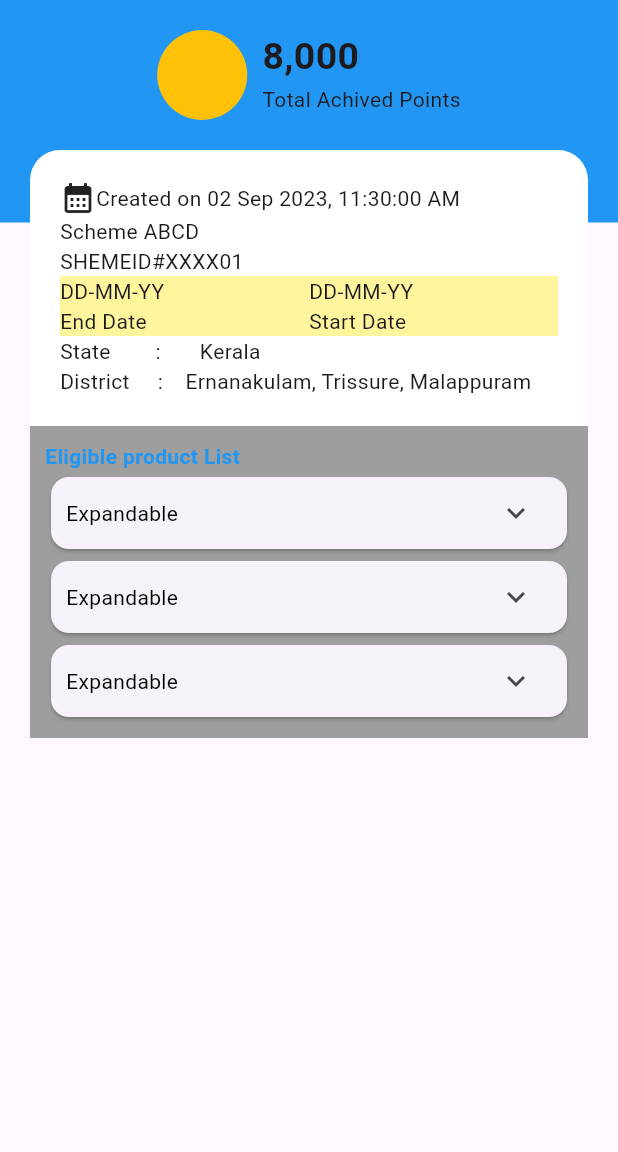
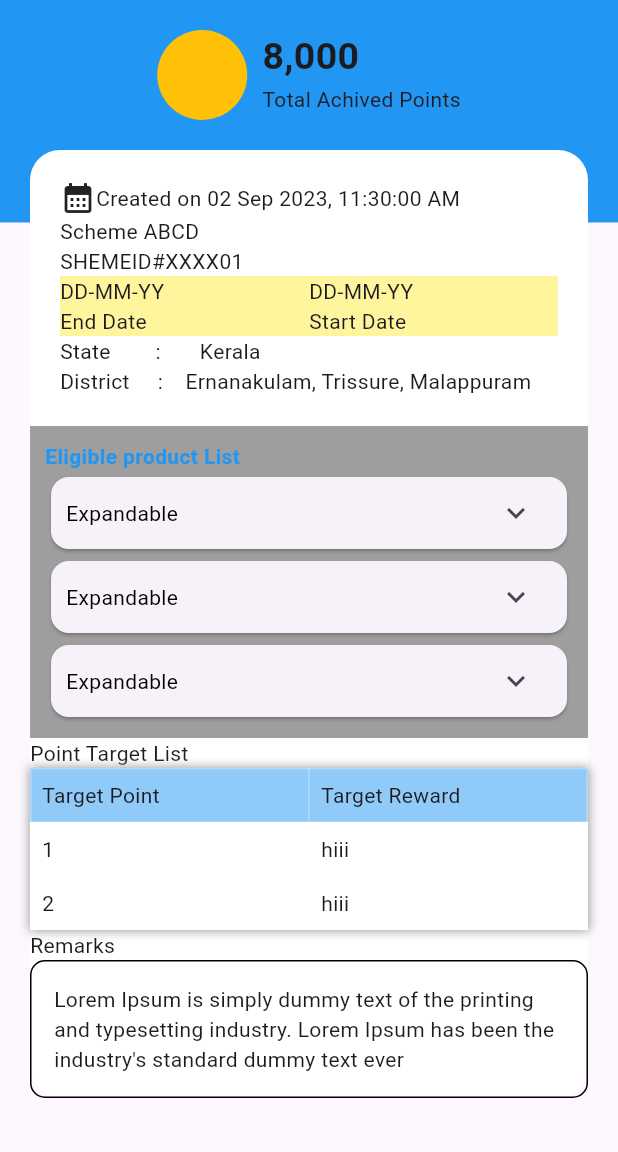
Before and after one commit to AmalNaroth/Scheme-Info, a Flutter app: the screen it shows after launch, on a phone screen of 412 x 824 dp, the part 84-1236 px from its top. Run offline on Flutter 3.47's test engine with Material 3 defaults, Android fonts, the light colour scheme and no system bars; drawn by our look-alikes of expandable.

Commit message:
table and downside box completed

```diff
--- a/lib/presentation/scheme_info_screen.dart
+++ b/lib/presentation/scheme_info_screen.dart
@@ -17,7 +17,10 @@ class SchemeInfoScreen extends StatelessWidget {
           icon: Icon(Icons.arrow_back_ios),
         ),
       ),
-        body: Stack(
+      body: SingleChildScrollView(
+        child: SizedBox(
+          height: mHight,
+          child: Stack(
             children: [
               Column(
                 children: [
@@ -44,7 +47,8 @@ class SchemeInfoScreen extends StatelessWidget {
                                 Text(
                                   "8,000",
                                   style: TextStyle(
-                                    fontSize: 25, fontWeight: FontWeight.bold),
+                                      fontSize: 25,
+                                      fontWeight: FontWeight.bold),
                                 ),
                                 Text("Total Achived Points")
                               ],
@@ -132,17 +136,111 @@ class SchemeInfoScreen extends StatelessWidget {
                                 itemBuilder: (context, index) {
                                   return Card2();
                                 },
-                        itemCount: 3)
+                                itemCount: 3),
+                          ],
+                        ),
+                      ),
+                      Container(
+                        width: double.infinity,
+                        child: Column(
+                          crossAxisAlignment: CrossAxisAlignment.start,
+                          children: [
+                            Text("Point Target List"),
+                            buildHolidayTable(holidayData: []),
+                          ],
+                        ),
+                      ),
+                      Container(
+                        width: double.infinity,
+                        child: Column(
+                          crossAxisAlignment: CrossAxisAlignment.start,
+                          children: [
+                            Text("Remarks"),
+                            Container(
+                              padding: EdgeInsets.all(15),
+                              decoration: BoxDecoration(
+                                border: Border.all(),
+                                borderRadius: BorderRadius.circular(10),
+                              ),
+                              child: Column(
+                                children: [
+                                  Text(
+                                      "Lorem Ipsum is simply dummy text of the printing and typesetting industry. Lorem Ipsum has been the industry's standard dummy text ever")
+                                ],
+                              ),
+                            )
+                          ],
+                        ),
+                      )
+                    ],
+                  ),
+                ),
+              )
+            ],
+          ),
+        ),
+      ),
+    );
+  }
+}
+
+Widget buildHolidayTable({required holidayData}) {
+  return Container(
+    decoration: BoxDecoration(
+      color: Colors.white,
+      boxShadow: [
+        BoxShadow(
+          color: Colors.grey,
+          blurRadius: 5,
+          spreadRadius: 1
+        )
+      ]
+    ),
+    child: Table(
+      border: TableBorder.all(color: Colors.white30),
+      defaultVerticalAlignment: TableCellVerticalAlignment.middle,
+      children: [
+         TableRow(
+          decoration: BoxDecoration(color: Colors.blue.withOpacity(0.5)),
+          children: const [
+            TableCell(
+              child: Padding(
+                padding: EdgeInsets.all(8.0),
+                child: Text("Target Point"),
+              ),
+            ),
+            TableCell(
+              child: Padding(
+                padding: EdgeInsets.all(8.0),
+                child: Text("Target Reward"),
+              ),
+            ),
+          ],
+        ),
+        ...List.generate(
+          2,
+          (index) => TableRow(
+            children: [
+              TableCell(
+                verticalAlignment: TableCellVerticalAlignment.middle,
+                child: Padding(
+                  padding: const EdgeInsets.all(8.0),
+                  child: Text("${index + 1}"),
+                ),
+              ),
+              TableCell(
+                verticalAlignment: TableCellVerticalAlignment.middle,
+                child: Padding(
+                  padding: const EdgeInsets.all(8.0),
+                  child: Text("hiii"),
+                ),
+              ),
             ],
           ),
         ),
       ],
     ),
-              ),
-            )
-          ],
-        ));
-  }
+  );
 }
 
 Widget buildButton(BuildContext context, {required bool isExpanded}) {
```
Lines whose indentation alone changed are shown as unchanged.
